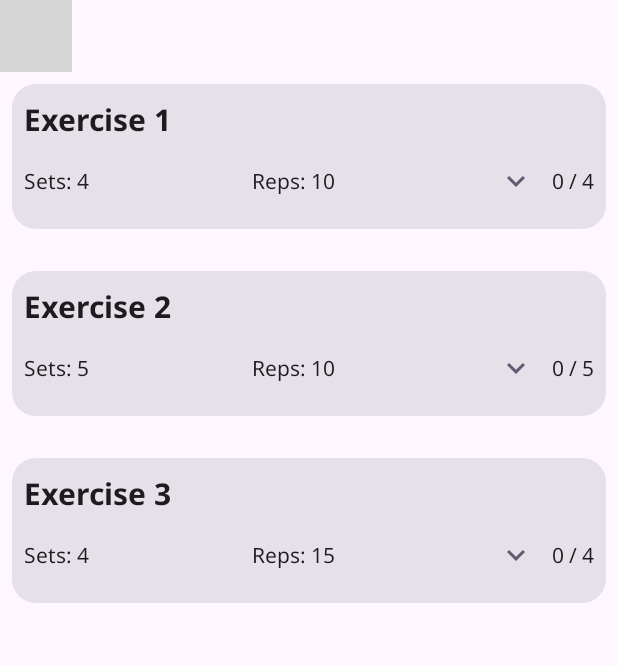
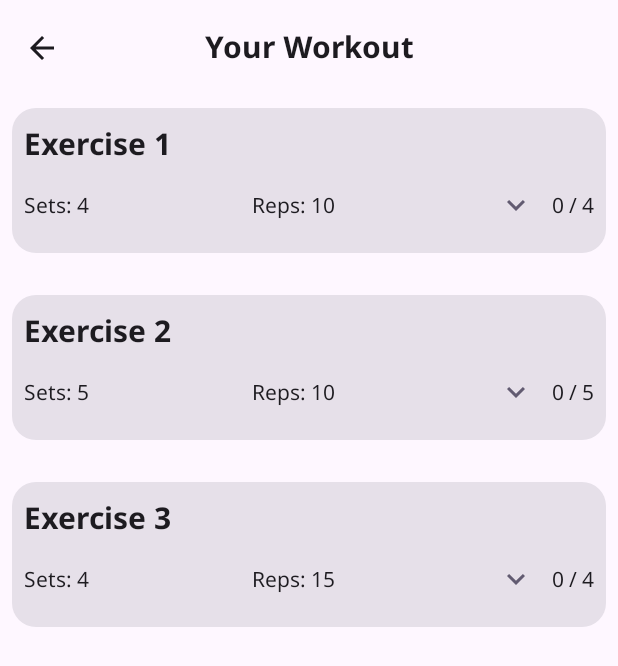
Before and after one commit to CharlesMag/Strength4mom, an Android app built with Jetpack Compose: the screen it shows after launch (MainActivity), after a tap on "Start your workout", on a phone screen of 412 x 824 dp. Shown: the top 666 px of the screen. Run offline under Robolectric (Android 15) with nearby library versions, the phone set to English and light mode, and no system bars; grey boxes are pictures that could not be loaded.

Commit message:
Added topbar title with logic for the name

```diff
--- a/app/src/main/java/com/example/strength4mom/Strength4MomScreen.kt
+++ b/app/src/main/java/com/example/strength4mom/Strength4MomScreen.kt
@@ -1,5 +1,6 @@
 package com.example.strength4mom
 
+import androidx.annotation.StringRes
 import androidx.compose.foundation.layout.Row
 import androidx.compose.foundation.layout.fillMaxWidth
 import androidx.compose.foundation.layout.padding
@@ -26,6 +27,7 @@ import androidx.lifecycle.viewmodel.compose.viewModel
 import androidx.navigation.NavHostController
 import androidx.navigation.compose.NavHost
 import androidx.navigation.compose.composable
+import androidx.navigation.compose.currentBackStackEntryAsState
 import androidx.navigation.compose.rememberNavController
 import com.example.strength4mom.data.Exo
 import com.example.strength4mom.data.exos
@@ -46,11 +48,18 @@ fun StrengthApp(
     viewModel: ExoViewModel = viewModel(),
     navHostController: NavHostController = rememberNavController()
 ) {
+    val backStackEntry by navHostController.currentBackStackEntryAsState()
+    val currentScreen = Strength4MomScreen.valueOf(backStackEntry?.destination?.route?: Strength4MomScreen.Start.name)
+
     val viewModel: ExoViewModel = viewModel()
 
     Scaffold(
         topBar = {
-            Strength4MomTopBar()
+            Strength4MomTopBar(
+                currentScreen = currentScreen,
+                canNavigate = navHostController.previousBackStackEntry != null,
+                navigateUp = {navHostController.navigateUp()} ,
+            )
         }
     ) { innerPadding ->
         val uiState by viewModel.uiState.collectAsState()
@@ -81,6 +90,7 @@ fun StrengthApp(
 @OptIn(ExperimentalMaterial3Api::class)
 @Composable
 fun Strength4MomTopBar(
+    currentScreen: Strength4MomScreen,
     canNavigate: Boolean,
     navigateUp: () -> Unit,
     modifier: Modifier = Modifier
@@ -100,7 +110,7 @@ fun Strength4MomTopBar(
                 verticalAlignment = Alignment.CenterVertically
             ) {
                 Text(
-                    text = stringResource(id = R.string.app_name),
+                    text = stringResource(currentScreen.title),
                     style = MaterialTheme.typography.displayMedium
                 )
             }
@@ -109,7 +119,7 @@ fun Strength4MomTopBar(
     )
 }
 
-enum class Strength4MomScreen {
-    Start,
-    ExoScreen,
+enum class Strength4MomScreen(@StringRes val title: Int) {
+    Start(title = R.string.app_name),
+    ExoScreen(title = R.string.workout_page),
 }
--- a/app/src/main/res/values/strings.xml
+++ b/app/src/main/res/values/strings.xml
@@ -1,5 +1,6 @@
 <resources>
     <string name="app_name">Strength4Mom</string>
+    <string name="workout_page">Your Workout</string>
     <string name="StarterScreenButton">Start your workout</string>
     <string name="exercise_1">Exercise 1</string>
     <string name="exercise_2">Exercise 2</string>
```
